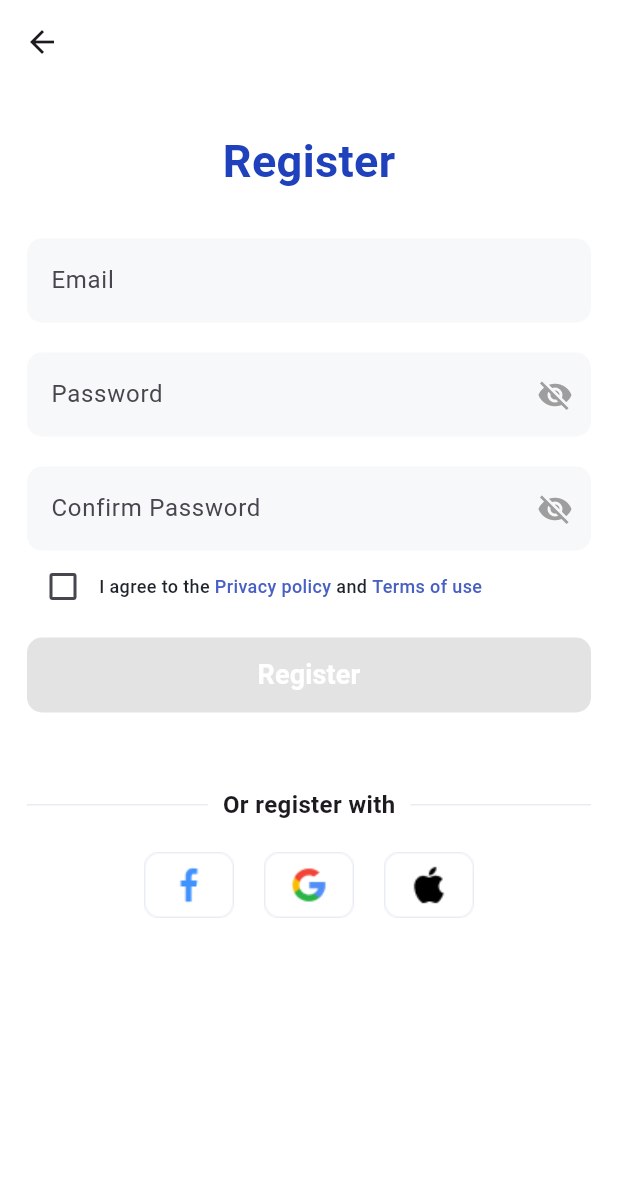
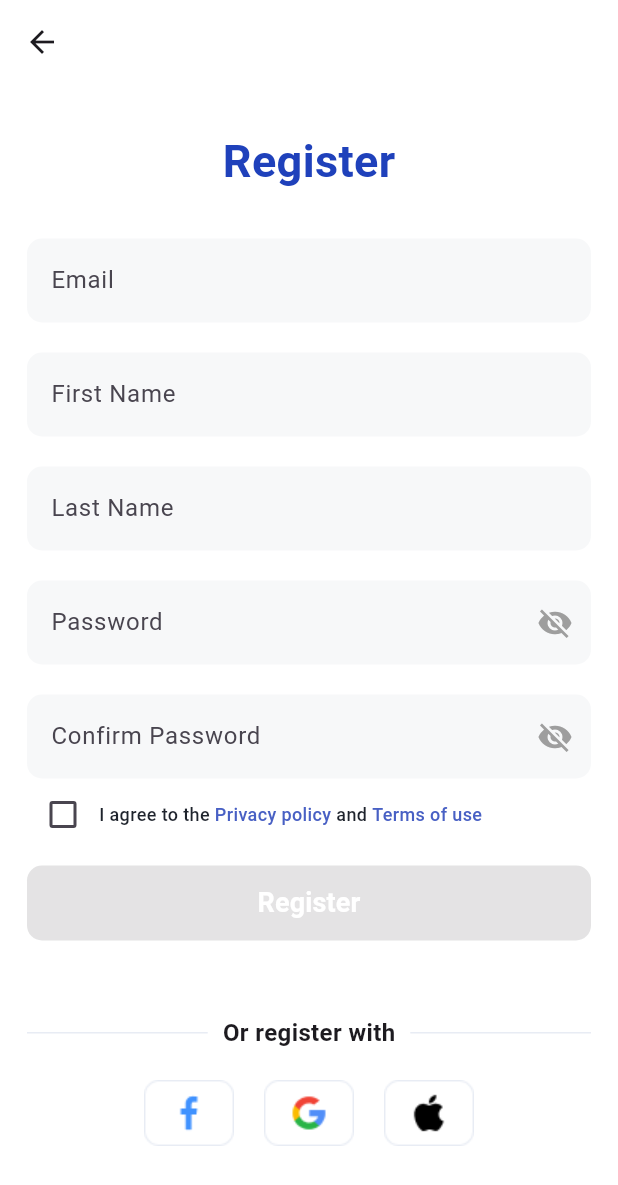
Before and after one commit to elmir01/flutter_login_ui, a Flutter app: the screen it shows after launch, after a tap on "Register", on a phone screen of 412 x 824 dp. Shown: the top 1185 px of the screen. Run offline on Flutter 3.47's test engine with Material 3 defaults, Android fonts, the phone set to English and light mode, and no system bars; our stand-ins replace flutter_riverpod, flutter_screenutil, get_storage.

```diff
--- a/lib/main.dart
+++ b/lib/main.dart
@@ -2,8 +2,10 @@ import 'package:flutter/material.dart';
 import 'package:flutter_practice1/views/first_screen.dart';
 import 'package:flutter_riverpod/flutter_riverpod.dart';
 import 'package:flutter_screenutil/flutter_screenutil.dart';
+import 'package:get_storage/get_storage.dart';
 
-void main() {
+void main() async{
+   await GetStorage.init();
   runApp(ProviderScope(child: const MyApp()));
 }
 
--- /dev/null
+++ b/lib/management/flutter_management.dart
@@ -0,0 +1,6 @@
+import 'package:flutter_practice1/viewmodels/login_viewmodel.dart';
+import 'package:flutter_practice1/viewmodels/register_viewmodel.dart';
+import 'package:flutter_riverpod/flutter_riverpod.dart';
+
+var registerViewModel = ChangeNotifierProvider((ref) => RegisterViewModel());
+var loginViewModel = ChangeNotifierProvider((ref) => LoginViewModel());
--- a/lib/views/register/register_screen.dart
+++ b/lib/views/register/register_screen.dart
@@ -1,6 +1,9 @@
 import 'package:flutter/cupertino.dart';
 import 'package:flutter/material.dart';
 import 'package:flutter/widgets.dart';
+import 'package:flutter_practice1/management/flutter_management.dart';
+import 'package:flutter_practice1/views/home_page.dart';
+import 'package:flutter_practice1/views/login/login_screen.dart';
 import 'package:flutter_riverpod/flutter_riverpod.dart';
 import 'package:flutter_screenutil/flutter_screenutil.dart';
 
@@ -15,9 +18,11 @@ class RegisterScreen extends ConsumerStatefulWidget {
 
 class _RegisterScreenState extends ConsumerState<RegisterScreen> {
   var _key = GlobalKey<FormState>();
-  TextEditingController emailController = TextEditingController();
-  TextEditingController passwordController1 = TextEditingController();
-  TextEditingController passwordController2 = TextEditingController();
+  // TextEditingController emailController = TextEditingController();
+  // TextEditingController firstNameController = TextEditingController();
+  // TextEditingController lastNameController = TextEditingController();
+  // TextEditingController passwordController1 = TextEditingController();
+  // TextEditingController passwordController2 = TextEditingController();
   bool _passwordVisible1 = true;
   bool _passwordVisible2 = true;
   bool checkboxValue = false;
@@ -32,7 +37,8 @@ class _RegisterScreenState extends ConsumerState<RegisterScreen> {
     double width = MediaQuery.sizeOf(context).width;
     return Scaffold(
       appBar: AppBar(),
-      body: IntrinsicWidth(
+      body: SingleChildScrollView(
+        child: IntrinsicWidth(
           stepWidth: double.infinity,
           child: Padding(
             padding: EdgeInsets.symmetric(horizontal: 18.sp),
@@ -57,11 +63,46 @@ class _RegisterScreenState extends ConsumerState<RegisterScreen> {
                   child: Column(
                     children: [
                       TextFormField(
-                      controller: emailController,
+                        controller:
+                            ref.watch(registerViewModel).emailController,
                         decoration: InputDecoration(
                           filled: true,
                           fillColor: Color.fromRGBO(247, 248, 249, 1),
                           hintText: 'Email',
+                          border: OutlineInputBorder(
+                              borderRadius: BorderRadius.all(
+                                Radius.circular(10.sp),
+                              ),
+                              borderSide: BorderSide.none),
+                        ),
+                      ),
+                      SizedBox(
+                        height: 20.sp,
+                      ),
+                      TextFormField(
+                        controller:
+                            ref.watch(registerViewModel).firstNameController,
+                        decoration: InputDecoration(
+                          filled: true,
+                          fillColor: Color.fromRGBO(247, 248, 249, 1),
+                          hintText: 'First Name',
+                          border: OutlineInputBorder(
+                              borderRadius: BorderRadius.all(
+                                Radius.circular(10.sp),
+                              ),
+                              borderSide: BorderSide.none),
+                        ),
+                      ),
+                      SizedBox(
+                        height: 20.sp,
+                      ),
+                      TextFormField(
+                        controller:
+                            ref.watch(registerViewModel).lastNameController,
+                        decoration: InputDecoration(
+                          filled: true,
+                          fillColor: Color.fromRGBO(247, 248, 249, 1),
+                          hintText: 'Last Name',
                           border: OutlineInputBorder(
                               borderRadius: BorderRadius.all(
                                 Radius.circular(10.sp),
@@ -80,7 +121,8 @@ class _RegisterScreenState extends ConsumerState<RegisterScreen> {
                           return null;
                         },
                         obscureText: !_passwordVisible1,
-                      controller: passwordController1,
+                        controller:
+                            ref.watch(registerViewModel).passwordController1,
                         decoration: InputDecoration(
                           suffixIcon: IconButton(
                             color: Colors.grey,
@@ -112,13 +154,18 @@ class _RegisterScreenState extends ConsumerState<RegisterScreen> {
                           if (value == null || value.isEmpty) {
                             return 'Please confirm your password';
                           }
-                        if (value != passwordController1.text) {
+                          if (value !=
+                              ref
+                                  .watch(registerViewModel)
+                                  .passwordController1
+                                  .text) {
                             return 'Passwords do not match';
                           }
                           return null;
                         },
                         obscureText: !_passwordVisible2,
-                      controller: passwordController2,
+                        controller:
+                            ref.watch(registerViewModel).passwordController2,
                         decoration: InputDecoration(
                           suffixIcon: IconButton(
                             color: Colors.grey,
@@ -195,27 +242,19 @@ class _RegisterScreenState extends ConsumerState<RegisterScreen> {
                         height: 10.sp,
                       ),
                       ElevatedButton(
-                      onPressed: checkboxValue? () {
+                        onPressed: checkboxValue
+                            ? () {
                                 if (_key.currentState!.validate()) {
-                          final snackBar = SnackBar(
-                            backgroundColor: Colors.white,
-                            content: Text(
-                              'Successfully registered',
-                              style: TextStyle(
-                                color: Colors.black,
-                              ),
-                            ),
-                            action: SnackBarAction(
-                              textColor: Colors.black,
-                              label: 'Undo',
-                              onPressed: () {
-                                // Some code to undo the change.
-                              },
-                            ),
-                          );
-                          ScaffoldMessenger.of(context).showSnackBar(snackBar);
+                                  ref.read(registerViewModel).registerUser();
+                                  Navigator.push(
+                                      context,
+                                      MaterialPageRoute(
+                                          builder: (context) => LoginScreen()));
+                                } else {
+                                  print('xeta');
                                 }
-                      } :null,
+                              }
+                            : null,
                         child: Text(
                           'Register',
                           style: TextStyle(
@@ -268,7 +307,9 @@ class _RegisterScreenState extends ConsumerState<RegisterScreen> {
                     ),
                   ],
                 ),
-              SizedBox(height: 20.sp,),
+                SizedBox(
+                  height: 20.sp,
+                ),
                 IntrinsicWidth(
                   // stepHeight: double.infinity,
                   child: Row(
@@ -298,6 +339,7 @@ class _RegisterScreenState extends ConsumerState<RegisterScreen> {
             ),
           ),
         ),
+      ),
     );
   }
 }
--- a/pubspec.yaml
+++ b/pubspec.yaml
@@ -37,6 +37,8 @@ dependencies:
   flutter_screenutil: ^5.9.3
   riverpod: ^2.5.1
   flutter_riverpod: ^2.5.1
+  http: ^1.2.2
+  get_storage: ^2.1.1
 
 dev_dependencies:
   flutter_test:
```
Also changed, not shown: lib/models/auth/login/login_model.dart (added, +23 -0 lines), lib/models/auth/login/login_request.dart (added, +16 -0 lines), lib/models/auth/register/register_model.dart (added, +30 -0 lines), lib/models/auth/register/register_request.dart (added, +25 -0 lines), lib/services/auth_service.dart (added, +44 -0 lines), lib/viewmodels/login_viewmodel.dart (added, +47 -0 lines), lib/viewmodels/register_viewmodel.dart (added, +37 -0 lines), lib/views/home_page.dart (added, +36 -0 lines), lib/views/login/login_screen.dart (+10 -5 lines), pubspec.lock, 1 other file. Lines whose indentation alone changed are shown as unchanged.
